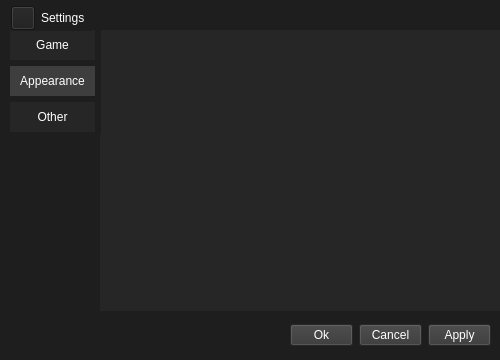
noX1st/crosses-and-zeros, file menu.ui: the form before one commit.
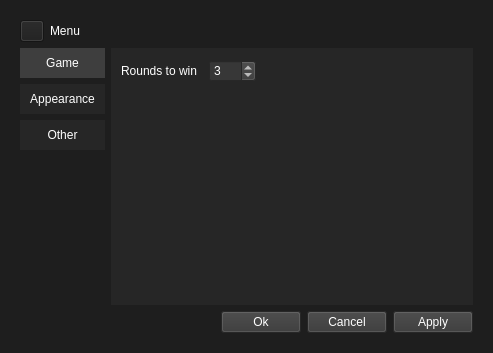
The form after the commit. The open tabs and pages were chosen to show the change. Icons and pictures are not drawn.

Patch:
```diff
--- a/menu.ui
+++ b/menu.ui
@@ -6,10 +6,22 @@
    <rect>
     <x>0</x>
     <y>0</y>
-    <width>500</width>
-    <height>360</height>
+    <width>493</width>
+    <height>353</height>
    </rect>
   </property>
+  <property name="sizePolicy">
+   <sizepolicy hsizetype="Minimum" vsizetype="Minimum">
+    <horstretch>0</horstretch>
+    <verstretch>0</verstretch>
+   </sizepolicy>
+  </property>
+  <property name="minimumSize">
+   <size>
+    <width>493</width>
+    <height>353</height>
+   </size>
+  </property>
   <property name="font">
    <font>
     <bold>false</bold>
@@ -21,14 +33,20 @@
   <property name="styleSheet">
    <string notr="true">background-color: rgb(30, 30, 30);</string>
   </property>
+  <layout class="QVBoxLayout" name="verticalLayout_7">
+   <item>
   <widget class="QStackedWidget" name="stackedWidget">
-   <property name="geometry">
-    <rect>
-     <x>0</x>
-     <y>0</y>
-     <width>501</width>
-     <height>361</height>
-    </rect>
+     <property name="sizePolicy">
+      <sizepolicy hsizetype="Minimum" vsizetype="Minimum">
+       <horstretch>0</horstretch>
+       <verstretch>0</verstretch>
+      </sizepolicy>
+     </property>
+     <property name="minimumSize">
+      <size>
+       <width>0</width>
+       <height>0</height>
+      </size>
    </property>
    <property name="styleSheet">
     <string notr="true"/>
@@ -258,24 +276,283 @@
     </widget>
    </widget>
    <widget class="QWidget" name="settingsPage">
+      <property name="sizePolicy">
+       <sizepolicy hsizetype="Expanding" vsizetype="Expanding">
+        <horstretch>0</horstretch>
+        <verstretch>0</verstretch>
+       </sizepolicy>
+      </property>
+      <property name="minimumSize">
+       <size>
+        <width>0</width>
+        <height>0</height>
+       </size>
+      </property>
+      <layout class="QGridLayout" name="gridLayout_2">
+       <item row="0" column="0">
+        <layout class="QGridLayout" name="gridLayout">
+         <property name="sizeConstraint">
+          <enum>QLayout::SizeConstraint::SetDefaultConstraint</enum>
+         </property>
+         <item row="0" column="0">
+          <layout class="QHBoxLayout" name="horizontalLayout_3">
+           <item>
+            <widget class="QPushButton" name="BackBtn">
+             <property name="sizePolicy">
+              <sizepolicy hsizetype="Fixed" vsizetype="Fixed">
+               <horstretch>0</horstretch>
+               <verstretch>0</verstretch>
+              </sizepolicy>
+             </property>
+             <property name="maximumSize">
+              <size>
+               <width>24</width>
+               <height>24</height>
+              </size>
+             </property>
+             <property name="styleSheet">
+              <string notr="true">background-color: rgb(30, 30, 30);
+background-image: url(:/new/prefix1/img/arrowW.png);</string>
+             </property>
+             <property name="text">
+              <string/>
+             </property>
+            </widget>
+           </item>
+           <item>
+            <widget class="QLabel" name="SettingsLbl">
+             <property name="styleSheet">
+              <string notr="true">color: rgb(255, 255, 255);</string>
+             </property>
+             <property name="text">
+              <string>Menu</string>
+             </property>
+            </widget>
+           </item>
+          </layout>
+         </item>
+         <item row="1" column="0">
+          <layout class="QVBoxLayout" name="verticalLayout_9">
+           <item>
+            <widget class="QPushButton" name="settingsPageGameBtn">
+             <property name="minimumSize">
+              <size>
+               <width>85</width>
+               <height>30</height>
+              </size>
+             </property>
+             <property name="maximumSize">
+              <size>
+               <width>80</width>
+               <height>30</height>
+              </size>
+             </property>
+             <property name="styleSheet">
+              <string notr="true">QPushButton{
+background-color: rgb(38, 38, 38);
+color: rgb(255, 255, 255);
+border: none;  
+padding: 5px; 
+}
+
+QPushButton:hover{
+background-color: rgb(48, 48, 48);
+}
+QPushButton:checked{
+background-color: rgb(62, 62, 62);
+}</string>
+             </property>
+             <property name="text">
+              <string>Game</string>
+             </property>
+             <property name="checkable">
+              <bool>true</bool>
+             </property>
+             <property name="checked">
+              <bool>true</bool>
+             </property>
+             <property name="autoRepeat">
+              <bool>false</bool>
+             </property>
+             <property name="autoExclusive">
+              <bool>false</bool>
+             </property>
+             <property name="autoRepeatDelay">
+              <number>300</number>
+             </property>
+            </widget>
+           </item>
+           <item>
+            <widget class="QPushButton" name="settingsPageAppearanceBtn">
+             <property name="minimumSize">
+              <size>
+               <width>85</width>
+               <height>30</height>
+              </size>
+             </property>
+             <property name="maximumSize">
+              <size>
+               <width>80</width>
+               <height>30</height>
+              </size>
+             </property>
+             <property name="styleSheet">
+              <string notr="true">QPushButton{
+background-color: rgb(38, 38, 38);
+color: rgb(255, 255, 255);
+border: none;  
+padding: 5px; 
+}
+
+QPushButton:hover{
+background-color: rgb(48, 48, 48);
+}
+QPushButton:checked{
+background-color: rgb(62, 62, 62);
+}</string>
+             </property>
+             <property name="text">
+              <string>Appearance</string>
+             </property>
+             <property name="checkable">
+              <bool>true</bool>
+             </property>
+             <property name="checked">
+              <bool>false</bool>
+             </property>
+            </widget>
+           </item>
+           <item>
+            <widget class="QPushButton" name="settingsPageOtherBtn">
+             <property name="minimumSize">
+              <size>
+               <width>85</width>
+               <height>30</height>
+              </size>
+             </property>
+             <property name="maximumSize">
+              <size>
+               <width>80</width>
+               <height>30</height>
+              </size>
+             </property>
+             <property name="styleSheet">
+              <string notr="true">QPushButton{
+background-color: rgb(38, 38, 38);
+color: rgb(255, 255, 255);
+border: none;  
+padding: 5px; 
+}
+
+QPushButton:hover{
+background-color: rgb(48, 48, 48);
+}
+QPushButton:checked{
+background-color: rgb(62, 62, 62);
+}</string>
+             </property>
+             <property name="text">
+              <string>Other</string>
+             </property>
+             <property name="checkable">
+              <bool>true</bool>
+             </property>
+            </widget>
+           </item>
+           <item>
+            <spacer name="verticalSpacer_2">
+             <property name="orientation">
+              <enum>Qt::Orientation::Vertical</enum>
+             </property>
+             <property name="sizeHint" stdset="0">
+              <size>
+               <width>20</width>
+               <height>40</height>
+              </size>
+             </property>
+            </spacer>
+           </item>
+          </layout>
+         </item>
+         <item row="1" column="1">
     <widget class="QStackedWidget" name="stackedWidget_2">
+           <property name="sizePolicy">
+            <sizepolicy hsizetype="Expanding" vsizetype="Expanding">
+             <horstretch>0</horstretch>
+             <verstretch>0</verstretch>
+            </sizepolicy>
+           </property>
+           <property name="minimumSize">
+            <size>
+             <width>0</width>
+             <height>0</height>
+            </size>
+           </property>
+           <property name="styleSheet">
+            <string notr="true">background-color: rgb(38, 38, 38);</string>
+           </property>
+           <property name="currentIndex">
+            <number>0</number>
+           </property>
+           <widget class="QWidget" name="settingsPageGame">
+            <widget class="QWidget" name="layoutWidget">
      <property name="geometry">
       <rect>
-       <x>100</x>
-       <y>30</y>
-       <width>401</width>
-       <height>281</height>
-      </rect>
-     </property>
+               <x>10</x>
+               <y>10</y>
+               <width>135</width>
+               <height>26</height>
+              </rect>
+             </property>
+             <layout class="QHBoxLayout" name="horizontalLayout_6">
+              <item>
+               <widget class="QLabel" name="label_3">
      <property name="styleSheet">
-      <string notr="true">background-color: rgb(38, 38, 38);</string>
-     </property>
-     <property name="currentIndex">
+                 <string notr="true">color: rgb(255, 255, 255);</string>
+                </property>
+                <property name="text">
+                 <string>Rounds to win</string>
+                </property>
+               </widget>
+              </item>
+              <item>
+               <spacer name="horizontalSpacer">
+                <property name="orientation">
+                 <enum>Qt::Orientation::Horizontal</enum>
+                </property>
+                <property name="sizeType">
+                 <enum>QSizePolicy::Policy::Maximum</enum>
+                </property>
+                <property name="sizeHint" stdset="0">
+                 <size>
+                  <width>10</width>
+                  <height>20</height>
+                 </size>
+                </property>
+               </spacer>
+              </item>
+              <item>
+               <widget class="QSpinBox" name="spinBox">
+                <property name="styleSheet">
+                 <string notr="true">background-color: rgb(55, 55, 55);
+color: rgb(255, 255, 255);</string>
+                </property>
+                <property name="minimum">
       <number>1</number>
      </property>
-     <widget class="QWidget" name="settingsPageGame"/>
-     <widget class="QWidget" name="settingsPageTheme">
-      <widget class="QWidget" name="">
+                <property name="maximum">
+                 <number>100</number>
+                </property>
+                <property name="value">
+                 <number>3</number>
+                </property>
+               </widget>
+              </item>
+             </layout>
+            </widget>
+           </widget>
+           <widget class="QWidget" name="settingsPageAppearance">
+            <widget class="QWidget" name="layoutWidget">
        <property name="geometry">
         <rect>
          <x>11</x>
@@ -399,199 +676,22 @@
       </widget>
      </widget>
     </widget>
-    <widget class="QWidget" name="layoutWidget">
-     <property name="geometry">
-      <rect>
-       <x>10</x>
-       <y>30</y>
-       <width>91</width>
-       <height>104</height>
-      </rect>
-     </property>
-     <layout class="QVBoxLayout" name="verticalLayout_9">
-      <item>
-       <widget class="QPushButton" name="settingsPageGameBtn">
-        <property name="minimumSize">
-         <size>
-          <width>85</width>
-          <height>30</height>
-         </size>
-        </property>
-        <property name="maximumSize">
-         <size>
-          <width>80</width>
-          <height>30</height>
-         </size>
-        </property>
-        <property name="styleSheet">
-         <string notr="true">QPushButton{
-background-color: rgb(38, 38, 38);
-color: rgb(255, 255, 255);
-border: none;  
-padding: 5px; 
-}
-
-QPushButton:hover{
-background-color: rgb(48, 48, 48);
-}
-QPushButton:checked{
-background-color: rgb(62, 62, 62);
-}</string>
-        </property>
-        <property name="text">
-         <string>Game</string>
-        </property>
-        <property name="checkable">
-         <bool>true</bool>
-        </property>
-        <property name="checked">
-         <bool>false</bool>
-        </property>
-        <property name="autoRepeat">
-         <bool>false</bool>
-        </property>
-        <property name="autoExclusive">
-         <bool>false</bool>
-        </property>
-        <property name="autoRepeatDelay">
-         <number>300</number>
-        </property>
-       </widget>
-      </item>
-      <item>
-       <widget class="QPushButton" name="settingsPageThemeBtn">
-        <property name="minimumSize">
-         <size>
-          <width>85</width>
-          <height>30</height>
-         </size>
-        </property>
-        <property name="maximumSize">
-         <size>
-          <width>80</width>
-          <height>30</height>
-         </size>
-        </property>
-        <property name="styleSheet">
-         <string notr="true">QPushButton{
-background-color: rgb(38, 38, 38);
-color: rgb(255, 255, 255);
-border: none;  
-padding: 5px; 
-}
-
-QPushButton:hover{
-background-color: rgb(48, 48, 48);
-}
-QPushButton:checked{
-background-color: rgb(62, 62, 62);
-}</string>
-        </property>
-        <property name="text">
-         <string>Appearance</string>
-        </property>
-        <property name="checkable">
-         <bool>true</bool>
-        </property>
-        <property name="checked">
-         <bool>true</bool>
-        </property>
-       </widget>
-      </item>
-      <item>
-       <widget class="QPushButton" name="settingsPageOtherBtn">
-        <property name="minimumSize">
-         <size>
-          <width>85</width>
-          <height>30</height>
-         </size>
-        </property>
-        <property name="maximumSize">
-         <size>
-          <width>80</width>
-          <height>30</height>
-         </size>
-        </property>
-        <property name="styleSheet">
-         <string notr="true">QPushButton{
-background-color: rgb(38, 38, 38);
-color: rgb(255, 255, 255);
-border: none;  
-padding: 5px; 
-}
-
-QPushButton:hover{
-background-color: rgb(48, 48, 48);
-}
-QPushButton:checked{
-background-color: rgb(62, 62, 62);
-}</string>
-        </property>
-        <property name="text">
-         <string>Other</string>
-        </property>
-        <property name="checkable">
-         <bool>true</bool>
-        </property>
-       </widget>
-      </item>
-     </layout>
-    </widget>
-    <widget class="QWidget" name="layoutWidget">
-     <property name="geometry">
-      <rect>
-       <x>11</x>
-       <y>5</y>
-       <width>81</width>
-       <height>26</height>
-      </rect>
-     </property>
-     <layout class="QHBoxLayout" name="horizontalLayout_3">
-      <item>
-       <widget class="QPushButton" name="BackBtn">
-        <property name="sizePolicy">
-         <sizepolicy hsizetype="Fixed" vsizetype="Fixed">
-          <horstretch>0</horstretch>
-          <verstretch>0</verstretch>
-         </sizepolicy>
-        </property>
-        <property name="maximumSize">
-         <size>
-          <width>24</width>
-          <height>24</height>
-         </size>
-        </property>
-        <property name="styleSheet">
-         <string notr="true">background-color: rgb(30, 30, 30);
-background-image: url(:/new/prefix1/img/arrowW.png);</string>
-        </property>
-        <property name="text">
-         <string/>
-        </property>
-       </widget>
-      </item>
-      <item>
-       <widget class="QLabel" name="SettingsLbl">
-        <property name="styleSheet">
-         <string notr="true">color: rgb(255, 255, 255);</string>
-        </property>
-        <property name="text">
-         <string>Settings</string>
-        </property>
-       </widget>
-      </item>
-     </layout>
-    </widget>
-    <widget class="QWidget" name="">
-     <property name="geometry">
-      <rect>
-       <x>290</x>
-       <y>320</y>
-       <width>201</width>
-       <height>31</height>
-      </rect>
-     </property>
+         </item>
+         <item row="2" column="0" colspan="2">
      <layout class="QHBoxLayout" name="horizontalLayout_5">
+           <item>
+            <spacer name="horizontalSpacer_3">
+             <property name="orientation">
+              <enum>Qt::Orientation::Horizontal</enum>
+             </property>
+             <property name="sizeHint" stdset="0">
+              <size>
+               <width>40</width>
+               <height>20</height>
+              </size>
+             </property>
+            </spacer>
+           </item>
       <item>
        <widget class="QPushButton" name="SettingsOkBtn">
         <property name="styleSheet">
@@ -644,9 +744,76 @@
        </widget>
       </item>
      </layout>
-    </widget>
-   </widget>
-  </widget>
+         </item>
+        </layout>
+       </item>
+      </layout>
+     </widget>
+     <widget class="QWidget" name="statisticPage">
+      <widget class="QStackedWidget" name="stackedWidget_4">
+       <property name="geometry">
+        <rect>
+         <x>100</x>
+         <y>30</y>
+         <width>391</width>
+         <height>281</height>
+        </rect>
+       </property>
+       <property name="styleSheet">
+        <string notr="true">background-color: rgb(38, 38, 38);</string>
+       </property>
+       <widget class="QWidget" name="page_3"/>
+       <widget class="QWidget" name="page_4"/>
+      </widget>
+      <widget class="QWidget" name="layoutWidget">
+       <property name="geometry">
+        <rect>
+         <x>10</x>
+         <y>10</y>
+         <width>71</width>
+         <height>26</height>
+        </rect>
+       </property>
+       <layout class="QHBoxLayout" name="horizontalLayout_7">
+        <item>
+         <widget class="QPushButton" name="BackBtn_2">
+          <property name="sizePolicy">
+           <sizepolicy hsizetype="Fixed" vsizetype="Fixed">
+            <horstretch>0</horstretch>
+            <verstretch>0</verstretch>
+           </sizepolicy>
+          </property>
+          <property name="maximumSize">
+           <size>
+            <width>24</width>
+            <height>24</height>
+           </size>
+          </property>
+          <property name="styleSheet">
+           <string notr="true">background-color: rgb(30, 30, 30);
+background-image: url(:/new/prefix1/img/arrowW.png);</string>
+          </property>
+          <property name="text">
+           <string/>
+          </property>
+         </widget>
+        </item>
+        <item>
+         <widget class="QLabel" name="SettingsLbl_2">
+          <property name="styleSheet">
+           <string notr="true">color: rgb(255, 255, 255);</string>
+          </property>
+          <property name="text">
+           <string>Menu</string>
+          </property>
+         </widget>
+        </item>
+       </layout>
+      </widget>
+     </widget>
+    </widget>
+   </item>
+  </layout>
  </widget>
  <resources/>
  <connections/>
```
Left out of the diff: 13 changed lines with no effect on the pictures. Lines whose indentation alone changed are shown as unchanged.
